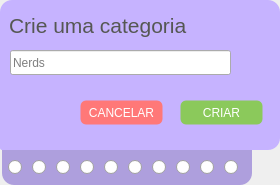
Nautilidae-project/Nautilus, file Telas/UI/criaCategoriaWidget.ui: the form before one commit.
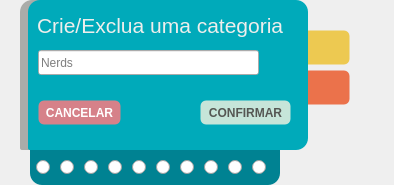
The form after the commit. Icons and pictures are not drawn.

Commit message:
Criação de 80% da lógica dos planos
- Criação da tabela planos
- Criação de uma nova QTabWidget para inserir mais funcionalidades do financeiro
- Criação da tabela para apresentar os planos
- Criação de Widget para inserir novos planos

Patch:
```diff
--- a/Telas/UI/criaCategoriaWidget.ui
+++ b/Telas/UI/criaCategoriaWidget.ui
@@ -9,7 +9,7 @@
    <rect>
     <x>0</x>
     <y>0</y>
-    <width>280</width>
+    <width>394</width>
     <height>185</height>
    </rect>
   </property>
@@ -26,10 +26,11 @@
 
 #pbConfirmar {
 	font-family: Ubuntu;
+	font-weight: bold;
 
-	background-color: rgba(115, 210, 22, 180);
+	background-color: rgb(198, 229, 217);
 	border-radius: 6px;
-	color: white;
+	color: rgb(85, 87, 83);;
 }
 
 #pbConfirmar:hover {
@@ -41,10 +42,53 @@
 	color: rgb(85, 87, 83);
 }
 
+#pbInserir {
+	background-image: url(:/incluirBlack/addBlack.png);
+	background-position: center;
+	background-repeat: no-repeat;
+
+	background-color: rgba(237, 201, 81, 255);
+	border-radius: 6px;
+	color: rgb(85, 87, 83);
+}
+
+#pbInserir:hover {
+	background-image: url(:/incluirBeje/addBeje.png);
+	background-position: center;
+	background-repeat: no-repeat;
+
+	background-color: white;
+	border-radius: 6px;
+	border: 2px solid rgba(237, 201, 81, 255);
+	color: rgb(85, 87, 83);
+}
+
+#pbExcluir {
+	background-image: url(:/deleteWhite/cardExcluirWhite.png);
+	background-position: center;
+	background-repeat: no-repeat;
+
+	background-color: rgb(235, 114, 75);
+	border-radius: 6px;
+	color: black;
+}
+
+#pbExcluir:hover {
+	background-image: url(:/deleteRed/cardExcluirRed.png);
+	background-position: center;
+	background-repeat: no-repeat;
+
+	background-color: rgb(255, 253, 235);
+	border-radius: 6px;
+	border: 2px solid rgb(235, 114, 75);
+	color: black;
+}
+
 #pbCancelar{
 	font-family: Ubuntu;
+	font-weight: bold;
 
-	background-color: rgb(255, 120, 120);
+	background-color: rgb(214, 129, 137);
 	border-radius: 6px;
 	color: white;
 }
@@ -61,7 +105,7 @@
 /*--------------------------- Labels ---------------------------*/
 
 #lbTitulo {
-	color: rgb(85, 87, 83);
+	color: rgb(238, 238, 236);
 /*	color: white;*/
 	background-color: transparent;
 	border: 0px;
@@ -74,7 +118,7 @@
 
 /*------------------------- Frames -----------------------------------*/
 #frTop {
-	background-color: rgb(198, 179, 255);
+	background-color: rgb(0, 170, 186);
 	
 	border-top-left-radius: 12px;
 	border-bottom-right-radius: 12px;
@@ -83,7 +127,7 @@
 }
 
 #frColors {
-	background-color: rgb(174, 159, 221);
+	background-color: rgb(0, 130, 146);
 	
 	border-bottom-left-radius: 12px;
 	border-bottom-right-radius: 12px;
@@ -91,6 +135,15 @@
 	border-top-right-radius: 0px;	
 }
 
+#frTopBg {
+	background-color: rgba(136, 138, 133, 170);
+	
+	border-top-left-radius: 12px;
+	border-bottom-right-radius: 12px;
+	border-top-right-radius: 12px;
+	border-bottom-left-radius: 2px;
+}
+
 /*------------------------ Radio Button ----------------------------------
 QRadioButton::indicator::unchecked {
 	background-color: rgb(252, 233, 79);
@@ -106,7 +159,7 @@
   <widget class="QFrame" name="frTop">
    <property name="geometry">
     <rect>
-     <x>0</x>
+     <x>28</x>
      <y>0</y>
      <width>280</width>
      <height>150</height>
@@ -140,7 +193,7 @@
      </rect>
     </property>
     <property name="text">
-     <string>Crie uma categoria</string>
+     <string>Crie/Exclua uma categoria</string>
     </property>
    </widget>
    <widget class="QLineEdit" name="leNovaCategoria">
@@ -156,23 +209,10 @@
      <string>Nerds</string>
     </property>
    </widget>
-   <widget class="QPushButton" name="pbConfirmar">
-    <property name="geometry">
-     <rect>
-      <x>180</x>
-      <y>100</y>
-      <width>83</width>
-      <height>25</height>
-     </rect>
-    </property>
-    <property name="text">
-     <string>CRIAR</string>
-    </property>
-   </widget>
    <widget class="QPushButton" name="pbCancelar">
     <property name="geometry">
      <rect>
-      <x>80</x>
+      <x>10</x>
       <y>100</y>
       <width>83</width>
       <height>25</height>
@@ -182,11 +222,24 @@
      <string>CANCELAR</string>
     </property>
    </widget>
+   <widget class="QPushButton" name="pbConfirmar">
+    <property name="geometry">
+     <rect>
+      <x>172</x>
+      <y>100</y>
+      <width>91</width>
+      <height>25</height>
+     </rect>
+    </property>
+    <property name="text">
+     <string>CONFIRMAR</string>
+    </property>
+   </widget>
   </widget>
   <widget class="QFrame" name="frColors">
    <property name="geometry">
     <rect>
-     <x>2</x>
+     <x>30</x>
      <y>150</y>
      <width>250</width>
      <height>35</height>
@@ -430,6 +483,86 @@
     </item>
    </layout>
   </widget>
+  <widget class="QPushButton" name="pbInserir">
+   <property name="geometry">
+    <rect>
+     <x>300</x>
+     <y>30</y>
+     <width>50</width>
+     <height>35</height>
+    </rect>
+   </property>
+   <property name="minimumSize">
+    <size>
+     <width>50</width>
+     <height>35</height>
+    </size>
+   </property>
+   <property name="maximumSize">
+    <size>
+     <width>30</width>
+     <height>30</height>
+    </size>
+   </property>
+   <property name="text">
+    <string/>
+   </property>
+  </widget>
+  <widget class="QPushButton" name="pbExcluir">
+   <property name="geometry">
+    <rect>
+     <x>300</x>
+     <y>70</y>
+     <width>50</width>
+     <height>35</height>
+    </rect>
+   </property>
+   <property name="minimumSize">
+    <size>
+     <width>50</width>
+     <height>35</height>
+    </size>
+   </property>
+   <property name="maximumSize">
+    <size>
+     <width>30</width>
+     <height>30</height>
+    </size>
+   </property>
+   <property name="text">
+    <string/>
+   </property>
+  </widget>
+  <widget class="QFrame" name="frTopBg">
+   <property name="geometry">
+    <rect>
+     <x>20</x>
+     <y>0</y>
+     <width>280</width>
+     <height>150</height>
+    </rect>
+   </property>
+   <property name="minimumSize">
+    <size>
+     <width>280</width>
+     <height>150</height>
+    </size>
+   </property>
+   <property name="maximumSize">
+    <size>
+     <width>150</width>
+     <height>16777215</height>
+    </size>
+   </property>
+   <property name="frameShape">
+    <enum>QFrame::NoFrame</enum>
+   </property>
+   <property name="frameShadow">
+    <enum>QFrame::Raised</enum>
+   </property>
+  </widget>
+  <zorder>frTopBg</zorder>
+  <zorder>pbExcluir</zorder>
   <zorder>frColors</zorder>
   <zorder>frTop</zorder>
  </widget>
```
Left out of the diff: 11 changed lines with no effect on the pictures. The commit also changes 21 other files.
